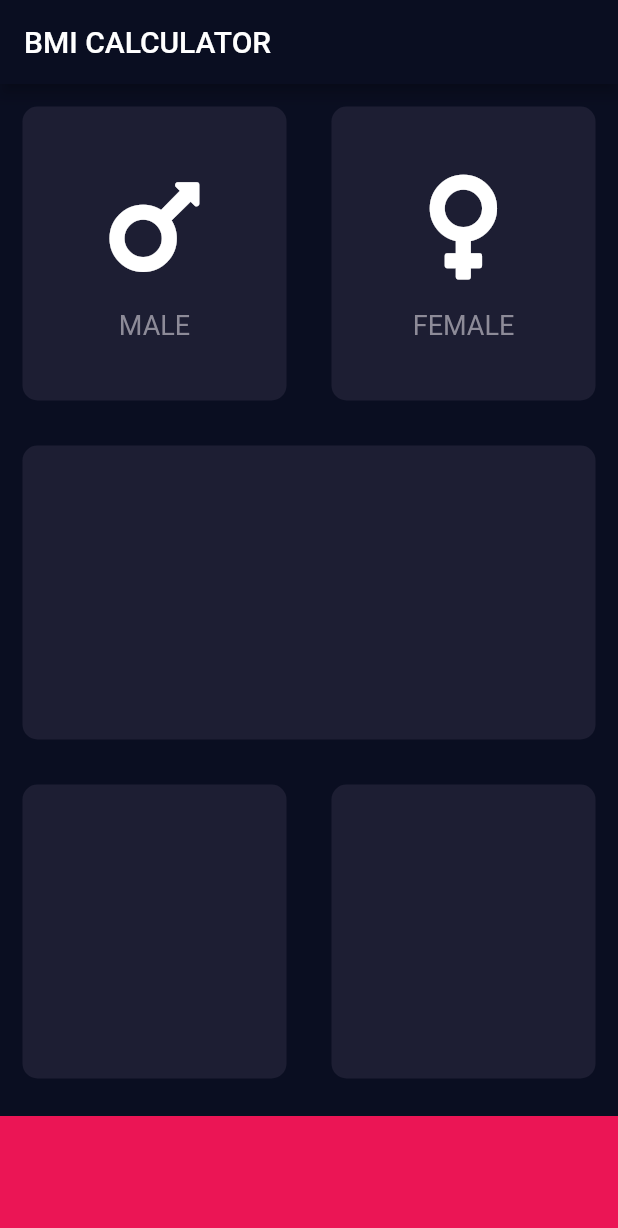
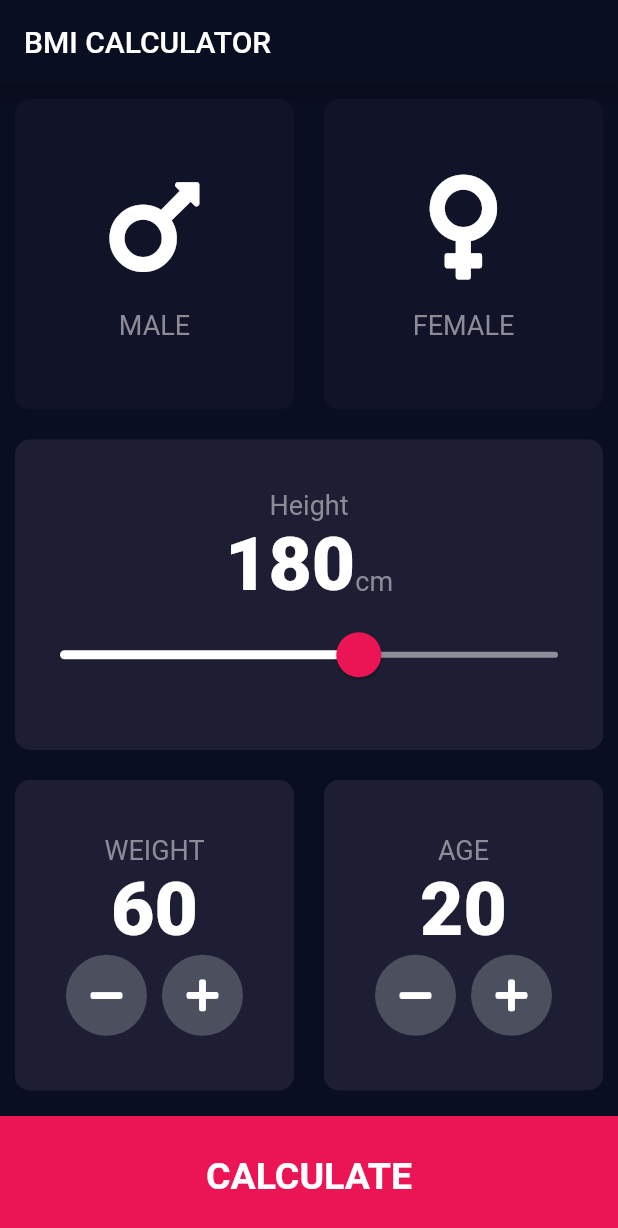
Before and after one commit to umarrg/calculator, a Flutter app: the screen it shows after launch, on a phone screen of 412 x 824 dp. Shown: the top 1228 px of the screen. Run offline on Flutter 3.47's test engine with Material 2 defaults, Android fonts, the phone set to English and light mode, and no system bars; our stand-ins replace font_awesome_flutter.

Commit message:
bmi calculator done

```diff
--- /dev/null
+++ b/lib/calculatorbrain.dart
@@ -0,0 +1,35 @@
+import 'package:flutter/material.dart';
+import 'dart:math';
+
+class CalculatorBrain {
+  CalculatorBrain({this.weight, this.height});
+
+  final int weight;
+  final int height;
+  double _bmi ;
+
+  String calculateBMI() {
+     _bmi = weight / (pow(height / 100, 2));
+    return _bmi.toStringAsFixed(1);
+  }
+
+  String getResult() {
+    if (_bmi >= 25) {
+      return 'Overweight';
+    } else if (_bmi >  18.5) {
+      return 'Normal';
+    } else {
+      return 'Under Weight';
+    }
+  }
+
+  String getInterpretation() {
+    if (_bmi >= 25) {
+      return 'you have higher than normal body weight, try to exercise more ';
+    } else if (_bmi >=18.5) {
+      return 'you have a normal body weight , Good job';
+    } else {
+      return 'you have a lower than body weight, you can eat bit more ';
+    }
+  }
+}
--- /dev/null
+++ b/lib/components/buttom_button.dart
@@ -0,0 +1,44 @@
+import 'package:flutter/material.dart';
+import '../constants.dart';
+
+class ButtomButton extends StatelessWidget {
+  ButtomButton({@required this.buttumTitle, this.onTap});
+
+  final String buttumTitle;
+  final Function onTap;
+  @override
+  Widget build(BuildContext context) {
+    return GestureDetector(
+      onTap: onTap,
+      child: Container(
+        child: Center(
+            child: Text(
+          buttumTitle,
+          style: kLargebottom,
+        )),
+        color: kBottomContainerColor,
+        margin: EdgeInsets.only(top: 7.0),
+        width: double.infinity,
+        height: kBottomContainerHeight,
+      ),
+    );
+  }
+}
+
+class RoundIconButtom extends StatelessWidget {
+  RoundIconButtom({this.icon, this.onPressed});
+
+  final IconData icon;
+  final Function onPressed;
+  @override
+  Widget build(BuildContext context) {
+    return RawMaterialButton(
+      child: Icon(icon),
+      onPressed: onPressed,
+      elevation: 0.0,
+      constraints: BoxConstraints.tightFor(width: 54.0, height: 54.0),
+      shape: CircleBorder(),
+      fillColor: Color(0xFF4C4F5E),
+    );
+  }
+}
--- a/lib/icon_content.dart
+++ b/lib/components/icon_content.dart
@@ -1,7 +1,7 @@
+import 'package:flutter/material.dart';
+import '../constants.dart';
 
-import 'package:flutter/material.dart';
-const labelTextStyle =
-TextStyle(fontSize: 18.0, color: Color(0xff8d8b98));
+
 class IconsContent extends StatelessWidget {
   IconsContent({@required this.icon, this.label});
 
@@ -17,7 +17,7 @@ class IconsContent extends StatelessWidget {
       SizedBox(height: 15.0),
       Text(
         label,
-        style: labelTextStyle,
+        style: kLabelTextStyle,
       )
     ]);
   }
--- /dev/null
+++ b/lib/components/reusable_card.dart
@@ -0,0 +1,24 @@
+import 'package:flutter/material.dart';
+
+class ReusableCard extends StatelessWidget {
+  ReusableCard({@required this.colour, this.cardChild, this.onPress});
+
+  final Color colour;
+  final Widget cardChild;
+  final Function onPress;
+
+  @override
+  Widget build(BuildContext context) {
+    return GestureDetector(
+      onTap: onPress,
+      child: Container(
+        child: cardChild,
+        margin: EdgeInsets.all(10.0),
+        decoration: BoxDecoration(
+          color: colour,
+          borderRadius: BorderRadius.circular(10.0),
+        ),
+      ),
+    );
+  }
+}
--- /dev/null
+++ b/lib/constants.dart
@@ -0,0 +1,20 @@
+import 'package:flutter/material.dart';
+
+const kBottomContainerHeight = 80.0;
+const kActiveCardColor = Color(0xFF1D1E33);
+const kBottomContainerColor = Color(0xFFEB1555);
+const kInActiveCardColor = Color(0xFF111328);
+const kLargebottom = TextStyle(fontSize: 25.0, fontWeight: FontWeight.bold);
+
+const kLabelTextStyle = TextStyle(
+  fontSize: 18.0,
+  color: Color(0xff8d8b98),
+);
+
+const kTextStyle = TextStyle(fontSize: 50.0, fontWeight: FontWeight.w900);
+
+const kTitleStyle = TextStyle(fontWeight: FontWeight.bold, fontSize: 50.0);
+const kResultTextColor = TextStyle(color: Color(0xFF24D878), fontSize: 22.0, fontWeight: FontWeight.bold);
+
+const kBmiTextStyle = TextStyle(fontWeight: FontWeight.bold, fontSize: 100.0);
+const kBodyTextStyle = TextStyle(fontSize: 22.0);
--- a/lib/input_page.dart
+++ /dev/null
@@ -1,105 +0,0 @@
-import 'package:font_awesome_flutter/font_awesome_flutter.dart';
-import 'package:flutter/material.dart';
-import 'icon_content.dart';
-import 'reusable_card.dart';
-
-const bottomContainerHeight = 80.0;
-const activeCardColor = Color(0XFF1D1E33);
-const bottomContainerColor = Color(0XFFEb1555);
-const inActiveCardColor = Color(0xff111328);
-
-class InputPage extends StatefulWidget {
-  @override
-  _InputPageState createState() => _InputPageState();
-}
-
-class _InputPageState extends State<InputPage> {
-  Color maleColor = inActiveCardColor;
-  Color femaleColor = inActiveCardColor;
-
-  void updateColor(int gender) {
-    //male card pressed
-    if (gender == 1) {
-      if (maleColor == inActiveCardColor) {
-        maleColor = activeCardColor;
-      }else {
-        maleColor = inActiveCardColor;
-      }
-    }
-  }
-
-  @override
-  Widget build(BuildContext context) {
-    return Scaffold(
-        appBar: AppBar(
-          title: Text('BMI CALCULATOR'),
-        ),
-        body: Column(
-          children: [
-            Expanded(
-              child: Row(
-                children: [
-                  Expanded(
-                    child: GestureDetector(
-                      onTap: () {
-                        setState(() {
-                          updateColor(1);
-                        });
-                        print('Male card was pressed');
-                      },
-                      child: ReusableCard(
-                        colour: activeCardColor,
-                        cardChild: IconsContent(
-                          icon: FontAwesomeIcons.mars,
-                          label: 'MALE',
-                        ),
-                      ),
-                    ),
-                  ),
-                  Expanded(
-                    child: ReusableCard(
-                      colour: activeCardColor,
-                      cardChild: IconsContent(
-                        icon: FontAwesomeIcons.venus,
-                        label: 'FEMALE',
-                      ),
-                    ),
-                  ),
-                ],
-              ),
-            ),
-            Expanded(
-                child: Row(
-              children: [
-                Expanded(
-                  child: ReusableCard(
-                    colour: activeCardColor,
-                  ),
-                ),
-              ],
-            )),
-            Expanded(
-                child: Row(
-              children: [
-                Expanded(
-                  child: ReusableCard(
-                    colour: activeCardColor,
-                  ),
-                ),
-                Expanded(
-                  child: ReusableCard(
-                    colour: activeCardColor,
-                  ),
-                ),
-              ],
-            )),
-            Container(
-              color: bottomContainerColor,
-              margin: EdgeInsets.only(top: 10.0),
-              width: double.infinity,
-              height: bottomContainerHeight,
-            ),
-          ],
-        ));
-  }
-}
--- a/lib/reusable_card.dart
+++ /dev/null
@@ -1,19 +0,0 @@
-import 'package:flutter/material.dart';
-class ReusableCard extends StatelessWidget {
-  ReusableCard({@required this.colour, this.cardChild});
-
-  final Color colour;
-  final Widget cardChild;
-
-  @override
-  Widget build(BuildContext context) {
-    return Container(
-      child: cardChild,
-      margin: EdgeInsets.all(15.0),
-      decoration: BoxDecoration(
-        color: colour,
-        borderRadius: BorderRadius.circular(10.0),
-      ),
-    );
-  }
-}
--- /dev/null
+++ b/lib/screens/input_page.dart
@@ -0,0 +1,229 @@
+import 'package:font_awesome_flutter/font_awesome_flutter.dart';
+import 'result_page.dart';
+import 'package:flutter/material.dart';
+import 'package:bmi_calculator/components/icon_content.dart';
+import 'package:bmi_calculator/components/reusable_card.dart';
+import 'package:bmi_calculator/constants.dart';
+import 'package:bmi_calculator/components/buttom_button.dart';
+import 'package:bmi_calculator/calculatorbrain.dart';
+
+enum Gender {
+  male,
+  female,
+}
+
+class InputPage extends StatefulWidget {
+  @override
+  _InputPageState createState() => _InputPageState();
+}
+
+class _InputPageState extends State<InputPage> {
+  Gender selectedGender;
+  int height = 180;
+  int weight = 60;
+  int age = 20;
+
+  @override
+  Widget build(BuildContext context) {
+    return Scaffold(
+        appBar: AppBar(
+          title: Text('BMI CALCULATOR'),
+        ),
+        body: Column(
+          crossAxisAlignment: CrossAxisAlignment.stretch,
+          children: [
+            Expanded(
+              child: Row(
+                children: [
+                  Expanded(
+                    child: ReusableCard(
+                      onPress: () {
+                        setState(() {
+                          selectedGender = Gender.male;
+                        });
+                      },
+                      colour: selectedGender == Gender.male
+                          ? kActiveCardColor
+                          : kInActiveCardColor,
+                      cardChild: IconsContent(
+                        icon: FontAwesomeIcons.mars,
+                        label: 'MALE',
+                      ),
+                    ),
+                  ),
+                  Expanded(
+                    child: ReusableCard(
+                      onPress: () {
+                        setState(() {
+                          selectedGender = Gender.female;
+                        });
+                      },
+                      colour: selectedGender == Gender.female
+                          ? kActiveCardColor
+                          : kInActiveCardColor,
+                      cardChild: IconsContent(
+                        icon: FontAwesomeIcons.venus,
+                        label: 'FEMALE',
+                      ),
+                    ),
+                  ),
+                ],
+              ),
+            ),
+            Expanded(
+                child: Row(
+              children: [
+                Expanded(
+                  child: ReusableCard(
+                    colour: kActiveCardColor,
+                    cardChild: Column(
+                        mainAxisAlignment: MainAxisAlignment.center,
+                        children: [
+                          Text(
+                            'Height',
+                            style: kLabelTextStyle,
+                          ),
+                          Row(
+                            mainAxisAlignment: MainAxisAlignment.center,
+                            crossAxisAlignment: CrossAxisAlignment.baseline,
+                            textBaseline: TextBaseline.alphabetic,
+                            children: [
+                              Text(
+                                height.toString(),
+                                style: kTextStyle,
+                              ),
+                              Text(
+                                'cm',
+                                style: kLabelTextStyle,
+                              ),
+                            ],
+                          ),
+                          SliderTheme(
+                            data: SliderTheme.of(context).copyWith(
+                              activeTrackColor: Colors.white,
+                              inactiveTrackColor: Color(0xFF8D8E98),
+                              overlayColor: Color(0x29EB1555),
+                              thumbColor: Color(0xFFEB1555),
+                              thumbShape: RoundSliderThumbShape(
+                                  enabledThumbRadius: 15.0),
+                              overlayShape:
+                                  RoundSliderOverlayShape(overlayRadius: 30.0),
+                            ),
+                            child: Slider(
+                              value: height.toDouble(),
+                              min: 120.0,
+                              max: 220.0,
+                              onChanged: (double newValue) {
+                                setState(() {
+                                  height = newValue.round();
+                                });
+                              },
+                            ),
+                          )
+                        ]),
+                  ),
+                ),
+              ],
+            )),
+            Expanded(
+                child: Row(
+              children: [
+                Expanded(
+                  child: ReusableCard(
+                    colour: kActiveCardColor,
+                    cardChild: Column(
+                        mainAxisAlignment: MainAxisAlignment.center,
+                        children: [
+                          Text(
+                            'WEIGHT',
+                            style: kLabelTextStyle,
+                          ),
+                          Text(
+                            weight.toString(),
+                            style: kTextStyle,
+                          ),
+                          Row(
+                            mainAxisAlignment: MainAxisAlignment.center,
+                            children: [
+                              RoundIconButtom(
+                                icon: FontAwesomeIcons.minus,
+                                onPressed: () {
+                                  setState(() {
+                                    this.weight--;
+                                  });
+                                },
+                              ),
+                              SizedBox(width: 10.0),
+                              RoundIconButtom(
+                                onPressed: () {
+                                  setState(() {
+                                    this.weight++;
+                                  });
+                                },
+                                icon: FontAwesomeIcons.plus,
+                              ),
+                            ],
+                          )
+                        ]),
+                  ),
+                ),
+                Expanded(
+                  child: ReusableCard(
+                    colour: kActiveCardColor,
+                    cardChild: Column(
+                        mainAxisAlignment: MainAxisAlignment.center,
+                        children: [
+                          Text(
+                            'AGE',
+                            style: kLabelTextStyle,
+                          ),
+                          Text(
+                            age.toString(),
+                            style: kTextStyle,
+                          ),
+                          Row(
+                            mainAxisAlignment: MainAxisAlignment.center,
+                            children: [
+                              RoundIconButtom(
+                                icon: FontAwesomeIcons.minus,
+                                onPressed: () {
+                                  setState(() {
+                                    this.age--;
+                                  });
+                                },
+                              ),
+                              SizedBox(width: 10.0),
+                              RoundIconButtom(
+                                onPressed: () {
+                                  setState(() {
+                                    this.age++;
+                                  });
+                                },
+                                icon: FontAwesomeIcons.plus,
+                              ),
+                            ],
+                          )
+                        ]),
+                  ),
+                ),
+              ],
+            )),
+            ButtomButton(
+              buttumTitle: 'CALCULATE',
+              onTap: () {
+                CalculatorBrain calc =
+                    CalculatorBrain(height: height, weight: weight);
+                Navigator.push(
+                    context,
+                    MaterialPageRoute(
+                        builder: (context) => ResultPage(
+                              bmiResult: calc.calculateBMI(),
+                              resultText: calc.getResult(),
+                              interpretation: calc.getInterpretation(),
+                            )));
+              },
+            ),
+          ],
+        ));
+  }
+}
```
Also changed, not shown: lib/main.dart (+6 -1 lines), lib/screens/result_page.dart (added, +68 -0 lines).
